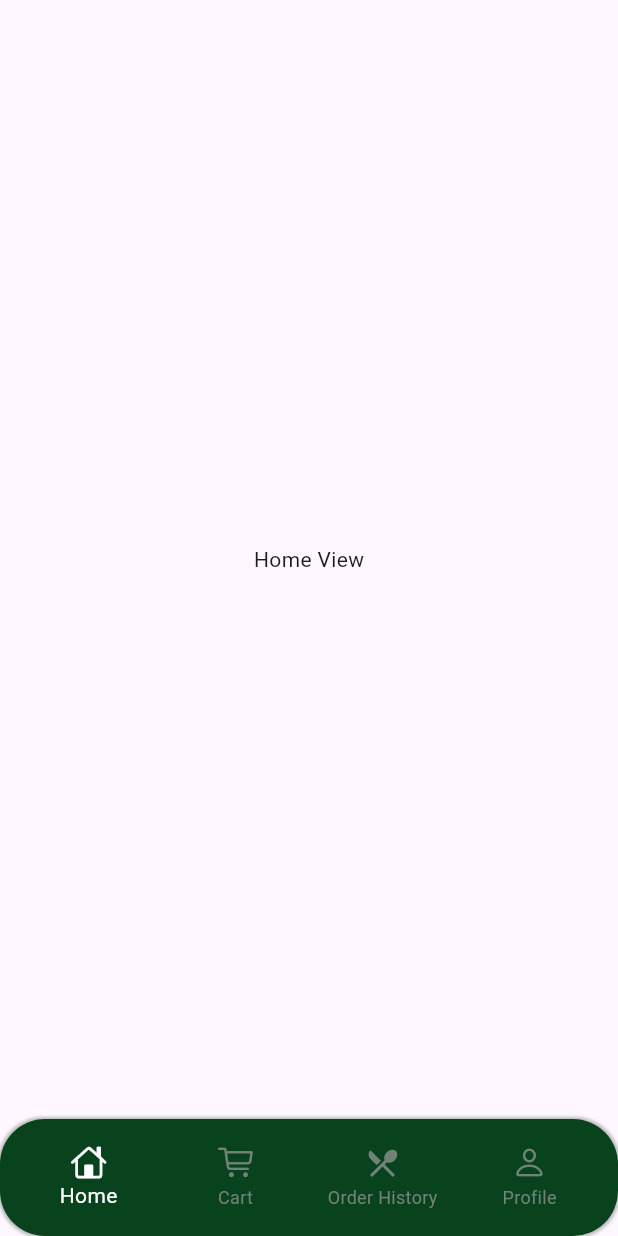
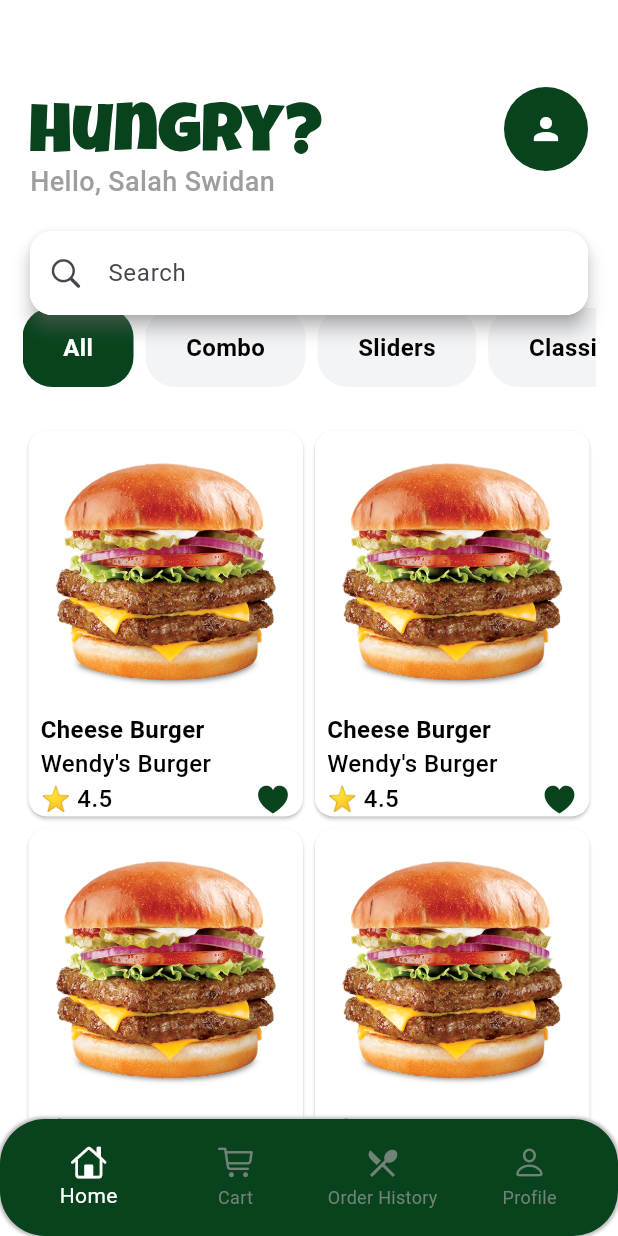
Before and after one commit to salahswidan/hungry, a Flutter app: the screen it shows after launch, on a phone screen of 412 x 824 dp. Run offline on Flutter 3.47's test engine with Material 3 defaults, Android fonts, the phone set to English and light mode, and no system bars; our stand-ins replace flutter_svg, gap.

Commit message:
finish home page design and refactor it

```diff
--- a/lib/features/home/view/home_view.dart
+++ b/lib/features/home/view/home_view.dart
@@ -1,12 +1,79 @@
+import 'package:flutter/cupertino.dart';
 import 'package:flutter/material.dart';
+import 'package:gap/gap.dart';
+import 'package:hungry/features/home/widget/card_item.dart';
+import 'package:hungry/features/home/widget/food_category.dart';
+import 'package:hungry/features/home/widget/search_field.dart';
+import 'package:hungry/features/home/widget/user_header.dart';
 
-class HomeView extends StatelessWidget {
+class HomeView extends StatefulWidget {
   const HomeView({super.key});
 
   @override
+  State<HomeView> createState() => _HomeViewState();
+}
+
+class _HomeViewState extends State<HomeView> {
+  List category = ['All', 'Combo', 'Sliders', 'Classic'];
+  int selectedIndex = 0;
+
+  @override
   Widget build(BuildContext context) {
-    return Scaffold(
-      body: Center(child: Text("Home View")),
+    return GestureDetector(
+      onTap: () => FocusScope.of(context).unfocus(),
+      child: Scaffold(
+        body: CustomScrollView(
+          slivers: [
+            SliverAppBar(
+              elevation: 0,
+              pinned: true,
+              scrolledUnderElevation: 0,
+              backgroundColor: Colors.white,
+              toolbarHeight: 200,
+              automaticallyImplyLeading: false,
+              flexibleSpace: Padding(
+                padding: EdgeInsetsGeometry.only(top: 38, left: 20, right: 20),
+                child: Column(children: [UserHeader(), Gap(20), SearchField()]),
+              ),
+            ),
+
+            SliverToBoxAdapter(
+              child: Padding(
+                padding: const EdgeInsets.symmetric(
+                  horizontal: 15.0,
+                  vertical: 5,
+                ),
+                child: FoodCategory(
+                  category: category,
+                  selectedIndex: selectedIndex,
+                ),
+              ),
+            ),
+            // card item
+            SliverToBoxAdapter(child: Gap(20)),
+            SliverPadding(
+              padding: EdgeInsets.symmetric(horizontal: 15),
+              sliver: SliverGrid(
+                gridDelegate: SliverGridDelegateWithFixedCrossAxisCount(
+                  crossAxisCount: 2,
+                  childAspectRatio: 0.72,
+                ),
+                delegate: SliverChildBuilderDelegate(childCount: 6, (
+                  context,
+                  index,
+                ) {
+                  return CardItem(
+                    image: 'assets/product/p1.png',
+                    title: 'Cheese Burger',
+                    desc: "Wendy's Burger",
+                    rate: '4.5',
+                  );
+                }),
+              ),
+            ),
+          ],
+        ),
+      ),
     );
   }
 }
--- /dev/null
+++ b/lib/features/home/widget/card_item.dart
@@ -0,0 +1,50 @@
+import 'package:flutter/cupertino.dart';
+import 'package:flutter/material.dart';
+import 'package:gap/gap.dart';
+import 'package:hungry/core/constants/app_colors.dart';
+import '../../../shared/custom_text.dart';
+
+class CardItem extends StatelessWidget {
+  const CardItem({
+    super.key,
+    required this.image,
+    required this.title,
+    required this.desc,
+    required this.rate,
+  });
+  final String image;
+  final String title;
+  final String desc;
+  final String rate;
+
+  @override
+  Widget build(BuildContext context) {
+    return Card(
+      color: Colors.white,
+      child: Padding(
+        padding: const EdgeInsets.all(8.0),
+        child: Column(
+          crossAxisAlignment: CrossAxisAlignment.start,
+          children: [
+            Image.asset(image, width: 170),
+            Gap(10),
+            CustomText(
+              text: title,
+              size: 16,
+              color: Colors.black,
+              weight: FontWeight.bold,
+            ),
+            CustomText(text: desc, size: 16, color: Colors.black),
+            Row(
+              children: [
+                CustomText(text: "⭐ ${rate}", size: 16, color: Colors.black),
+                Spacer(),
+                Icon(CupertinoIcons.heart_fill, color: AppColors.primary),
+              ],
+            ),
+          ],
+        ),
+      ),
+    );
+  }
+}
--- /dev/null
+++ b/lib/features/home/widget/food_category.dart
@@ -0,0 +1,65 @@
+import 'package:flutter/cupertino.dart';
+import 'package:flutter/material.dart';
+
+import '../../../core/constants/app_colors.dart';
+import '../../../shared/custom_text.dart';
+
+class FoodCategory extends StatefulWidget {
+  FoodCategory({
+    super.key,
+    required this.category,
+    required this.selectedIndex,
+  });
+  final List category;
+  final int selectedIndex;
+
+  @override
+  State<FoodCategory> createState() => _FoodCategoryState();
+}
+
+class _FoodCategoryState extends State<FoodCategory> {
+  late int selectedIndex;
+
+  @override
+  void initState() {
+   selectedIndex = widget.selectedIndex;
+    super.initState();
+  }
+
+  @override
+  Widget build(BuildContext context) {
+    return SingleChildScrollView(
+      scrollDirection: Axis.horizontal,
+      child: Row(
+        children: List.generate(
+          widget.category.length,
+          (index) => GestureDetector(
+            onTap: () {
+              setState(() {
+                selectedIndex = index;
+              });
+            },
+            child: Container(
+              margin: EdgeInsets.only(right: 8),
+              padding: EdgeInsets.symmetric(horizontal: 27, vertical: 15),
+              decoration: BoxDecoration(
+                color: selectedIndex == index
+                    ? AppColors.primary
+                    : Color(0xffF3F4F6),
+                borderRadius: BorderRadius.circular(20),
+              ),
+              child: CustomText(
+                text: widget.category[index],
+                size: 16,
+                color: selectedIndex == index
+                    ? Colors.white
+                    : Colors.black,
+                weight: FontWeight.w600,
+              ),
+            ),
+          ),
+        ),
+      ),
+    );
+  }
+}
--- /dev/null
+++ b/lib/features/home/widget/search_field.dart
@@ -0,0 +1,35 @@
+import 'package:flutter/cupertino.dart';
+import 'package:flutter/material.dart';
+
+class SearchField extends StatelessWidget {
+  const SearchField({super.key});
+
+  @override
+  Widget build(BuildContext context) {
+    return  Material(
+                      elevation: 5,
+                      shadowColor: Colors.grey,
+                      borderRadius: BorderRadius.circular(15),
+                      child: TextField(
+                        decoration: InputDecoration(
+                          filled: true,
+                          fillColor: Colors.white,
+                          prefixIcon: Icon(CupertinoIcons.search),
+                          hintText: "Search",
+                          border: OutlineInputBorder(
+                            borderRadius: BorderRadius.circular(15),
+                            borderSide: BorderSide(color: Colors.white),
+                          ),
+                          enabledBorder: OutlineInputBorder(
+                            borderRadius: BorderRadius.circular(15),
+                            borderSide: BorderSide(color: Colors.white),
+                          ),
+                          focusedBorder: OutlineInputBorder(
+                            borderRadius: BorderRadius.circular(15),
+                            borderSide: BorderSide(color: Colors.white),
+                          ),
+                        ),
+                      ),
+                    );
+  }
+}
--- /dev/null
+++ b/lib/features/home/widget/user_header.dart
@@ -0,0 +1,41 @@
+import 'package:flutter/material.dart';
+import 'package:flutter_svg/svg.dart';
+import 'package:gap/gap.dart';
+import '../../../core/constants/app_colors.dart';
+import '../../../shared/custom_text.dart';
+
+class UserHeader extends StatelessWidget {
+  const UserHeader({super.key});
+
+  @override
+  Widget build(BuildContext context) {
+    return Row(
+      children: [
+        Column(
+          crossAxisAlignment: CrossAxisAlignment.start,
+          mainAxisAlignment: MainAxisAlignment.center,
+          children: [
+            Gap(30),
+            SvgPicture.asset(
+              "assets/logo/logo.svg",
+              colorFilter: ColorFilter.mode(AppColors.primary, BlendMode.srcIn),
+              height: 35,
+            ),
+            Gap(5),
+            CustomText(
+              text: "Hello, Salah Swidan",
+              size: 18,
+              color: Colors.grey.shade500,
+            ),
+          ],
+        ),
+        Spacer(),
+        CircleAvatar(
+          backgroundColor: AppColors.primary,
+          radius: 28,
+          child: Icon(Icons.person, color: Colors.white),
+        ),
+      ],
+    );
+  }
+}
--- a/lib/main.dart
+++ b/lib/main.dart
@@ -15,7 +15,7 @@ class MyApp extends StatelessWidget {
   Widget build(BuildContext context) {
     return MaterialApp(
       debugShowCheckedModeBanner: false,
-
+      theme: ThemeData(scaffoldBackgroundColor: Colors.white),
       home: Root(),
     );
   }
--- a/lib/root.dart
+++ b/lib/root.dart
@@ -29,7 +29,11 @@ class _RootState extends State<Root> {
   @override
   Widget build(BuildContext context) {
     return Scaffold(
-      body: PageView(controller: controller, children: screens),
+      body: PageView(
+        controller: controller,
+        children: screens,
+        physics: NeverScrollableScrollPhysics(),
+      ),
       bottomNavigationBar: Container(
         padding: EdgeInsets.all(10),
         decoration: BoxDecoration(
--- a/pubspec.yaml
+++ b/pubspec.yaml
@@ -52,6 +52,8 @@ flutter:
   assets:
     - assets/logo/
     - assets/splash/
+    - assets/product/
+    - assets/product/product1.svg
   # An image asset can refer to one or more resolution-specific "variants", see
   # https://flutter.dev/to/resolution-aware-images
   # For details regarding adding assets from package dependencies, see
```
Also changed, not shown: assets/product/p1.png (added), assets/product/p2.png (added), assets/product/p3.png (added), assets/product/p4.png (added), assets/product/product1.svg (added).
